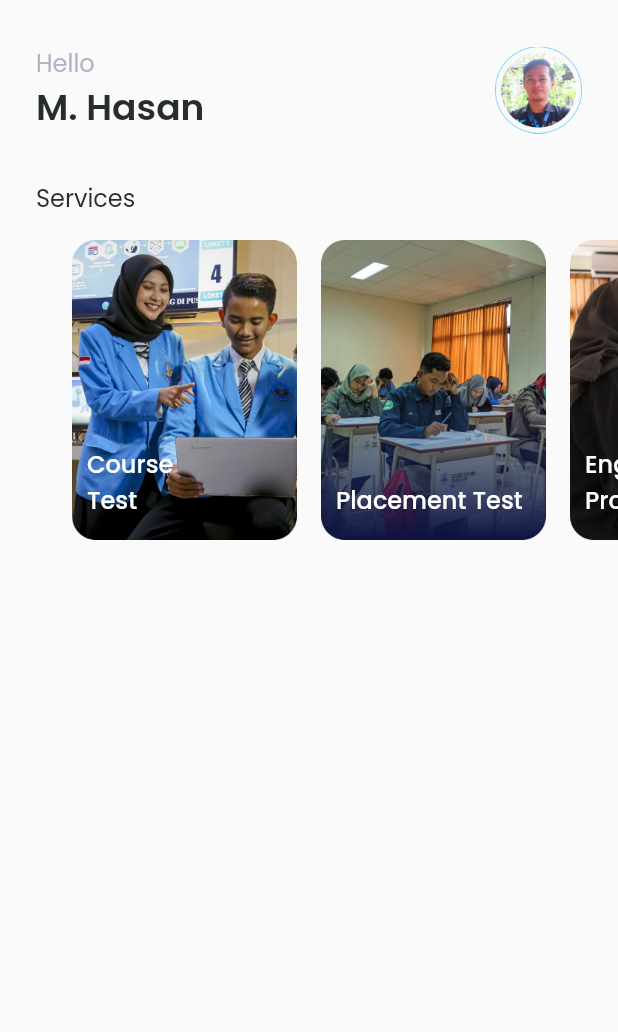
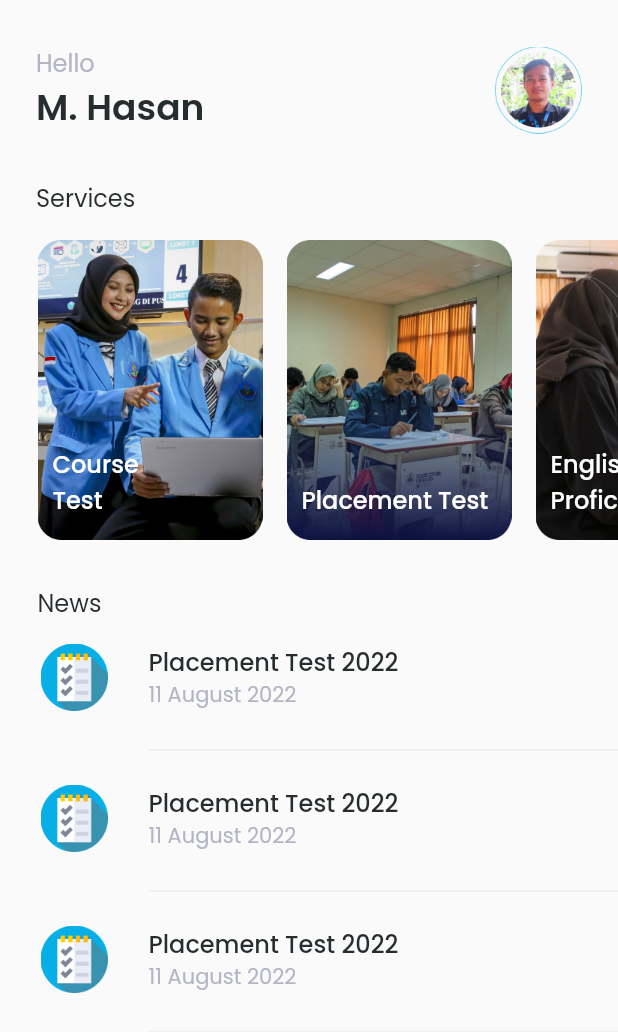
Before and after one commit to mhasan8801/upt_bahasa_polije-mobile, a Flutter app: the HomePage screen opened directly, on a phone screen of 412 x 824 dp. Shown: the top 1032 px of the screen. Run offline on Flutter 3.47's test engine with Material 2 defaults, Android fonts, the phone set to English and light mode, and no system bars; our stand-ins replace email_validator, google_fonts.

Commit message:
Add Home Page - news

```diff
--- a/lib/pages/home_page.dart
+++ b/lib/pages/home_page.dart
@@ -1,6 +1,7 @@
 import 'package:flutter/material.dart';
 import 'package:google_fonts/google_fonts.dart';
 import 'package:upt_bahasa_polije/theme.dart';
+import 'package:upt_bahasa_polije/widgets/news_list.dart';
 import 'package:upt_bahasa_polije/widgets/service_card.dart';
 
 class HomePage extends StatelessWidget {
@@ -55,12 +56,12 @@ class HomePage extends StatelessWidget {
               SizedBox(
                 height: 16,
               ),
-              Padding(
-                padding: EdgeInsets.only(
-                  left: 24,
-                ),
-                child: SingleChildScrollView(
-                  scrollDirection: Axis.horizontal,
+              SingleChildScrollView(
+                scrollDirection: Axis.horizontal,
+                child: Padding(
+                  padding: EdgeInsets.only(
+                    left: 1,
+                  ),
                   child: Row(
                     children: [
                       ServiceCard(
@@ -81,10 +82,49 @@ class HomePage extends StatelessWidget {
                         imageUrl: 'assets/card3.png',
                         text: 'English Proficiency',
                       ),
+                      SizedBox(
+                        width: 20,
+                      )
                     ],
                   ),
                 ),
-              )
+              ),
+              SizedBox(
+                height: 30,
+              ),
+              Padding(
+                padding: EdgeInsets.only(left: 1),
+                child: Text('News',
+                    style: GoogleFonts.poppins(
+                      color: Color(0xff272C2F),
+                      fontSize: 16,
+                      fontWeight: FontWeight.w400,
+                    )),
+              ),
+              Padding(
+                padding: const EdgeInsets.only(top: 15, left: 3),
+                child: NewsList(
+                  newsTitle: 'Placement Test 2022',
+                  dateTitle: '11 August 2022',
+                  imageUrl: 'assets/news1.png',
+                ),
+              ),
+              Padding(
+                padding: const EdgeInsets.only(top: 15, left: 3),
+                child: NewsList(
+                  newsTitle: 'Placement Test 2022',
+                  dateTitle: '11 August 2022',
+                  imageUrl: 'assets/news1.png',
+                ),
+              ),
+              Padding(
+                padding: const EdgeInsets.only(top: 15, left: 3),
+                child: NewsList(
+                  newsTitle: 'Placement Test 2022',
+                  dateTitle: '11 August 2022',
+                  imageUrl: 'assets/news1.png',
+                ),
+              ),
             ],
           ),
         ),
--- a/lib/theme.dart
+++ b/lib/theme.dart
@@ -10,3 +10,9 @@ TextStyle subTitleTextStyle = GoogleFonts.poppins(
 
 TextStyle buttonTitleTextStyle = GoogleFonts.poppins(
     color: Color(0xffffffff), fontSize: 14, fontWeight: FontWeight.w500);
+
+TextStyle newsTitleTextStyle = GoogleFonts.poppins(
+    color: Color(0xff272c2f), fontSize: 16, fontWeight: FontWeight.w500);
+
+TextStyle dateNewsTitleTextStyle = GoogleFonts.poppins(
+    color: Color(0xffB3B5C4), fontSize: 14, fontWeight: FontWeight.w400);
--- /dev/null
+++ b/lib/widgets/news_list.dart
@@ -0,0 +1,52 @@
+import 'package:flutter/material.dart';
+import 'package:google_fonts/google_fonts.dart';
+import 'package:upt_bahasa_polije/theme.dart';
+
+class NewsList extends StatelessWidget {
+  final String newsTitle;
+  final String dateTitle;
+  final String imageUrl;
+
+  NewsList(
+      {required this.newsTitle,
+      required this.dateTitle,
+      required this.imageUrl});
+  @override
+  Widget build(BuildContext context) {
+    return Row(
+      crossAxisAlignment: CrossAxisAlignment.start,
+      children: [
+        Image.asset(
+          imageUrl,
+          width: 45,
+          height: 45,
+        ),
+        SizedBox(
+          width: 27,
+        ),
+        Expanded(
+          child: Column(
+            crossAxisAlignment: CrossAxisAlignment.start,
+            children: [
+              Text(
+                newsTitle,
+                style: newsTitleTextStyle,
+              ),
+              Text(
+                dateTitle,
+                style: dateNewsTitleTextStyle,
+              ),
+              SizedBox(
+                height: 18,
+              ),
+              Divider(
+                color: Color(0xffECEDF1),
+                thickness: 1,
+              ),
+            ],
+          ),
+        )
+      ],
+    );
+  }
+}
```
Also changed, not shown: assets/news1.png (added), assets/news2.png (added), assets/news3.png (added).
